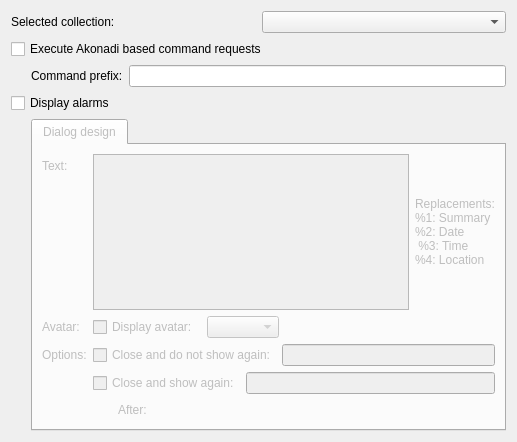
First picture: the form in plugins/Commands/Akonadi/akonadiconfigurationdlg.ui, repository KDE/simon, before the edit.
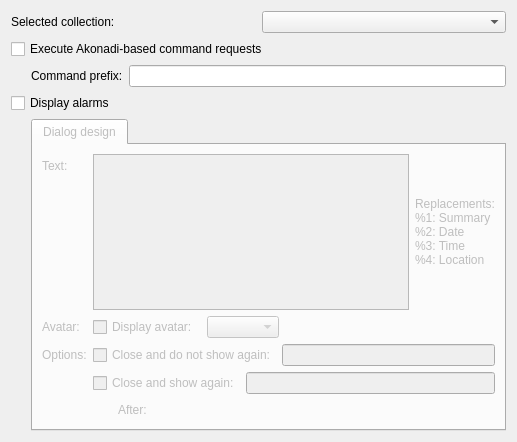
Second picture: the form after the edit. Custom widgets are drawn as their Qt base class.

```diff
--- a/plugins/Commands/Akonadi/akonadiconfigurationdlg.ui
+++ b/plugins/Commands/Akonadi/akonadiconfigurationdlg.ui
@@ -37,7 +37,7 @@
    <item>
     <widget class="QCheckBox" name="cbExecuteAkonadiRequests">
      <property name="text">
-      <string>Execute Akonadi based command requests</string>
+      <string>Execute Akonadi-based command requests</string>
      </property>
     </widget>
    </item>
@@ -130,7 +130,7 @@
               <string>Replacements:
 %1: Summary
 %2: Date
- %3: Time
+%3: Time
 %4: Location</string>
              </property>
             </widget>
```
